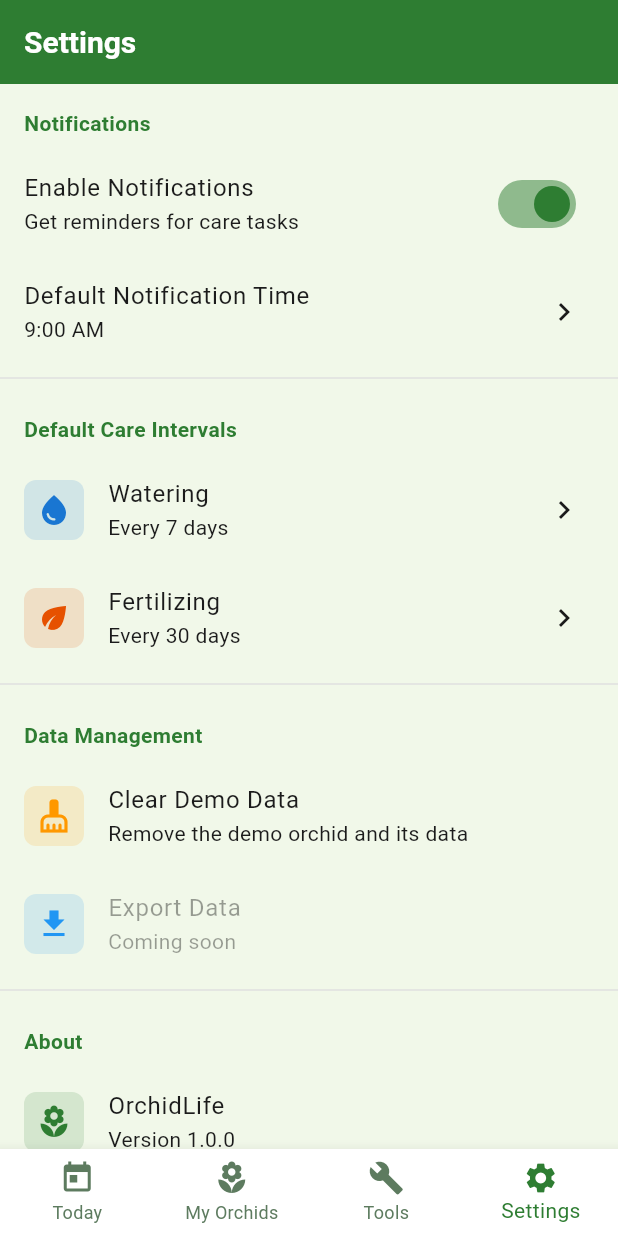
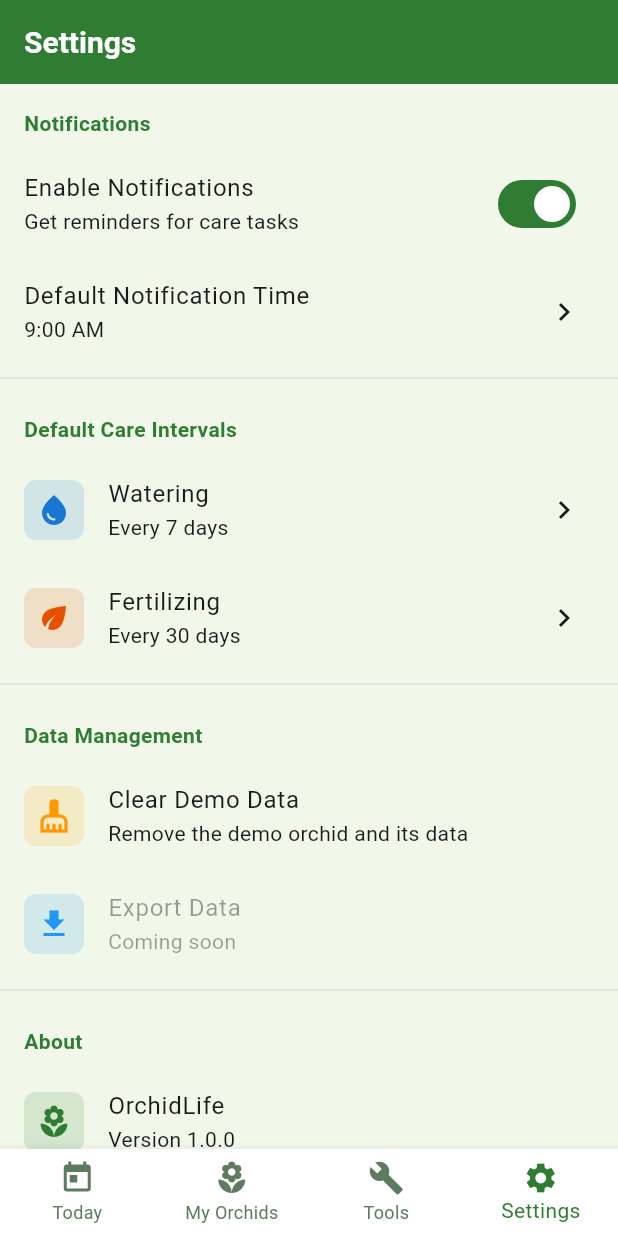
Before and after one commit to AllStarPlumberBob/OrchidLife-public, a Flutter app: the screen it shows after launch, item 4 of the bottom bar chosen, on a phone screen of 412 x 824 dp. Run offline on Flutter 3.47's test engine with Material 3 defaults, Android fonts, the phone set to English and light mode, and no system bars; our stand-ins replace drift, flutter_local_notifications, image_picker, permission_handler, share_plus, shared_preferences and 1 more; missing offline and left inert: android_intent_plus, light_sensor; accounts and stored records are empty; generated files the repository leaves out were written again.

Commit message:
fix: Resolve all linter warnings - deprecations and async context
- Replace deprecated withOpacity() with withValues(alpha:) throughout
- Replace deprecated activeColor with activeTrackColor in Switch widgets
- Replace deprecated value with initialValue in DropdownButtonFormField
- Fix all use_build_context_synchronously warnings by capturing context-dependent
  values (Provider.of, ScaffoldMessenger) before async operations
- Fix prefer_const_constructors in dark theme ColorScheme

flutter analyze now reports: No issues found!

Co-Authored-By: Claude Opus 4.5 <noreply@anthropic.com>

```diff
--- a/lib/screens/add_edit_orchid_screen.dart
+++ b/lib/screens/add_edit_orchid_screen.dart
@@ -164,7 +164,7 @@ class _AddEditOrchidScreenState extends State<AddEditOrchidScreen> {
                 subtitle: const Text('Water (7 days), Fertilize (30 days)'),
                 value: _addDefaultTasks,
                 onChanged: (value) => setState(() => _addDefaultTasks = value),
-                activeColor: AppTheme.primaryGreen,
+                activeTrackColor: AppTheme.primaryGreen,
               ),
               const SizedBox(height: 16),
             ],
--- a/lib/screens/orchid_list_screen.dart
+++ b/lib/screens/orchid_list_screen.dart
@@ -103,7 +103,7 @@ class OrchidListScreen extends StatelessWidget {
                 width: 60,
                 height: 60,
                 decoration: BoxDecoration(
-                  color: AppTheme.primaryGreen.withOpacity(0.1),
+                  color: AppTheme.primaryGreen.withValues(alpha: 0.1),
                   borderRadius: BorderRadius.circular(12),
                 ),
                 child: orchid.photoPath != null
@@ -149,7 +149,7 @@ class OrchidListScreen extends StatelessWidget {
                               vertical: 2,
                             ),
                             decoration: BoxDecoration(
-                              color: Colors.orange.withOpacity(0.2),
+                              color: Colors.orange.withValues(alpha: 0.2),
                               borderRadius: BorderRadius.circular(8),
                             ),
                             child: const Text(
@@ -210,7 +210,7 @@ class OrchidListScreen extends StatelessWidget {
                     return Container(
                       padding: const EdgeInsets.all(8),
                       decoration: BoxDecoration(
-                        color: Colors.red.withOpacity(0.1),
+                        color: Colors.red.withValues(alpha: 0.1),
                         borderRadius: BorderRadius.circular(8),
                       ),
                       child: Column(
--- a/lib/screens/settings_screen.dart
+++ b/lib/screens/settings_screen.dart
@@ -69,13 +69,14 @@ class _SettingsScreenState extends State<SettingsScreen> {
                 ? null  // Disable during async operation
                 : (value) async {
                     setState(() => _isTogglingNotifications = true);
+                    final notif = Provider.of<NotificationService>(context, listen: false);
+                    final messenger = ScaffoldMessenger.of(context);
                     try {
-                      final notif = Provider.of<NotificationService>(context, listen: false);
                       if (value) {
                         final granted = await notif.requestPermissions();
                         if (!granted) {
                           if (mounted) {
-                            ScaffoldMessenger.of(context).showSnackBar(
+                            messenger.showSnackBar(
                               const SnackBar(content: Text('Notification permission denied')),
                             );
                           }
@@ -93,7 +94,7 @@ class _SettingsScreenState extends State<SettingsScreen> {
                       if (mounted) setState(() => _isTogglingNotifications = false);
                     }
                   },
-            activeColor: AppTheme.primaryGreen,
+            activeTrackColor: AppTheme.primaryGreen,
           ),
           ListTile(
             title: const Text('Default Notification Time'),
@@ -113,7 +114,7 @@ class _SettingsScreenState extends State<SettingsScreen> {
               width: 40,
               height: 40,
               decoration: BoxDecoration(
-                color: AppTheme.waterBlue.withOpacity(0.15),
+                color: AppTheme.waterBlue.withValues(alpha: 0.15),
                 borderRadius: BorderRadius.circular(8),
               ),
               child: const Icon(Icons.water_drop, color: AppTheme.waterBlue),
@@ -128,7 +129,7 @@ class _SettingsScreenState extends State<SettingsScreen> {
               width: 40,
               height: 40,
               decoration: BoxDecoration(
-                color: AppTheme.fertilizerOrange.withOpacity(0.15),
+                color: AppTheme.fertilizerOrange.withValues(alpha: 0.15),
                 borderRadius: BorderRadius.circular(8),
               ),
               child: const Icon(Icons.eco, color: AppTheme.fertilizerOrange),
@@ -147,7 +148,7 @@ class _SettingsScreenState extends State<SettingsScreen> {
               width: 40,
               height: 40,
               decoration: BoxDecoration(
-                color: Colors.orange.withOpacity(0.15),
+                color: Colors.orange.withValues(alpha: 0.15),
                 borderRadius: BorderRadius.circular(8),
               ),
               child: const Icon(Icons.cleaning_services, color: Colors.orange),
@@ -161,7 +162,7 @@ class _SettingsScreenState extends State<SettingsScreen> {
               width: 40,
               height: 40,
               decoration: BoxDecoration(
-                color: Colors.blue.withOpacity(0.15),
+                color: Colors.blue.withValues(alpha: 0.15),
                 borderRadius: BorderRadius.circular(8),
               ),
               child: const Icon(Icons.download, color: Colors.blue),
@@ -179,7 +180,7 @@ class _SettingsScreenState extends State<SettingsScreen> {
               width: 40,
               height: 40,
               decoration: BoxDecoration(
-                color: AppTheme.primaryGreen.withOpacity(0.15),
+                color: AppTheme.primaryGreen.withValues(alpha: 0.15),
                 borderRadius: BorderRadius.circular(8),
               ),
               child: const Icon(Icons.local_florist, color: AppTheme.primaryGreen),
@@ -220,14 +221,15 @@ class _SettingsScreenState extends State<SettingsScreen> {
   }
 
   Future<void> _selectNotifyTime() async {
+    final notif = Provider.of<NotificationService>(context, listen: false);
+
     final picked = await showTimePicker(
       context: context,
       initialTime: _defaultNotifyTime,
     );
-    if (picked != null) {
+    if (picked != null && mounted) {
       setState(() => _defaultNotifyTime = picked);
       await _saveSettings();
-      final notif = Provider.of<NotificationService>(context, listen: false);
       await notif.rescheduleAllTasks();
     }
   }
@@ -286,6 +288,8 @@ class _SettingsScreenState extends State<SettingsScreen> {
   }
 
   Future<void> _clearDemoData(BuildContext context, AppDatabase db) async {
+    final messenger = ScaffoldMessenger.of(context);
+
     final confirm = await showDialog<bool>(
       context: context,
       builder: (context) => AlertDialog(
@@ -308,7 +312,7 @@ class _SettingsScreenState extends State<SettingsScreen> {
     if (confirm == true) {
       await db.clearDemoData();
       if (context.mounted) {
-        ScaffoldMessenger.of(context).showSnackBar(
+        messenger.showSnackBar(
           const SnackBar(content: Text('Demo data cleared')),
         );
       }
--- a/lib/theme/app_theme.dart
+++ b/lib/theme/app_theme.dart
@@ -150,9 +150,9 @@ class AppTheme {
       // Color Scheme
       colorScheme: ColorScheme.light(
         primary: primary,
-        primaryContainer: primaryLight.withOpacity(0.2),
+        primaryContainer: primaryLight.withValues(alpha: 0.2),
         secondary: secondary,
-        secondaryContainer: secondary.withOpacity(0.2),
+        secondaryContainer: secondary.withValues(alpha: 0.2),
         surface: surface,
         error: statusOverdue,
         onPrimary: textOnPrimary,
@@ -330,7 +330,7 @@ class AppTheme {
       // Navigation Bar (Material 3)
       navigationBarTheme: NavigationBarThemeData(
         backgroundColor: surface,
-        indicatorColor: primaryLight.withOpacity(0.3),
+        indicatorColor: primaryLight.withValues(alpha: 0.3),
         labelTextStyle: WidgetStateProperty.resolveWith((states) {
           if (states.contains(WidgetState.selected)) {
             return const TextStyle(
@@ -357,7 +357,7 @@ class AppTheme {
       // Chip
       chipTheme: ChipThemeData(
         backgroundColor: surfaceVariant,
-        selectedColor: primaryLight.withOpacity(0.3),
+        selectedColor: primaryLight.withValues(alpha: 0.3),
         labelStyle: const TextStyle(
           fontSize: 14,
           color: textPrimary,
@@ -378,7 +378,8 @@ class AppTheme {
 
   static ThemeData get darkTheme {
     return ThemeData.dark(useMaterial3: true).copyWith(
-      colorScheme: ColorScheme.dark(
+      // ignore: prefer_const_constructors - ColorScheme.dark is a factory, not const
+      colorScheme: const ColorScheme.dark().copyWith(
         primary: primaryLight,
         secondary: secondary,
         error: statusOverdue,
```
Also changed, not shown: lib/screens/orchid_detail_screen.dart (+7 -6 lines), lib/screens/today_screen.dart (+5 -4 lines), lib/screens/tools_screen.dart (+7 -5 lines).
